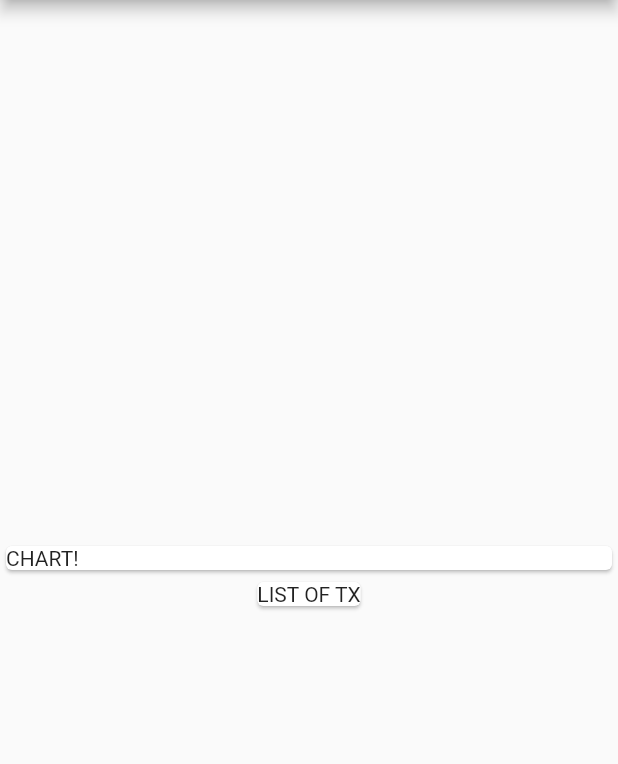
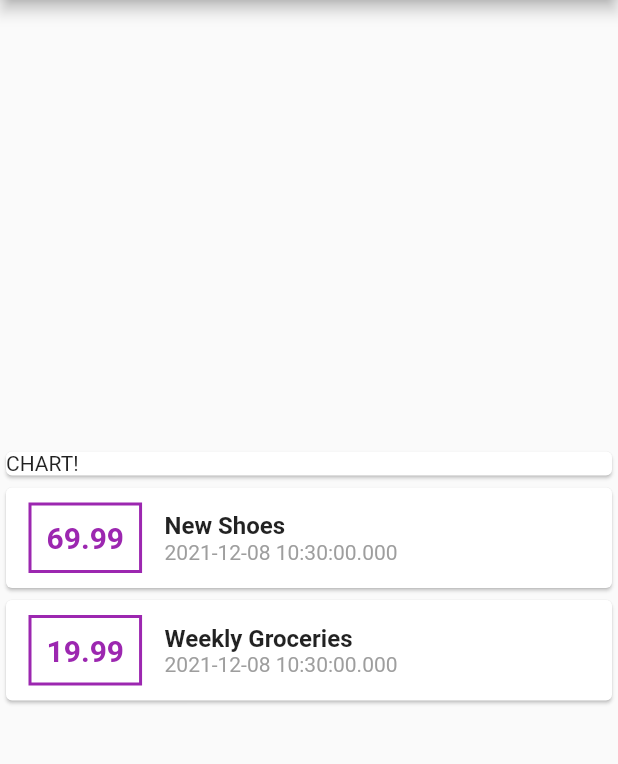
Before and after one commit to seanka/PersonalExpensesFlutterApp, a Flutter app: the screen it shows after launch, on a phone screen of 412 x 824 dp, the part 84-848 px from its top. Run offline on Flutter 3.47's test engine with Material 2 defaults, Android fonts, the phone set to English and light mode, and no system bars.

Commit message:
added styling for transaction list cards

```diff
--- a/lib/main.dart
+++ b/lib/main.dart
@@ -22,7 +22,7 @@ class MyApp extends StatelessWidget {
 class MyHomePage extends StatelessWidget {
   final List<Transactions> transactions = [
     Transactions(id: 'T1', title: 'New Shoes', amount: 69.99, date: DateTime.now(),),
-    Transactions(id: 'T2', title: 'Grocery Store', amount: 19.99, date: DateTime.now(),),
+    Transactions(id: 'T2', title: 'Weekly Groceries', amount: 19.99, date: DateTime.now(),),
   ];
 
   @override
@@ -40,8 +40,49 @@ class MyHomePage extends StatelessWidget {
               child: Text("CHART!"),
             ),
           ),
-          Card(
-            child: Text("LIST OF TX"),
+          Column(
+            children: transactions.map((tx) {
+              return Card(
+                  child: Row(
+                    children: <Widget> [
+                      Container(
+                        padding: EdgeInsets.all(10),
+                        margin: EdgeInsets.symmetric(vertical: 10, horizontal: 15),
+                        decoration: BoxDecoration(
+                          border: Border.all(color: Colors.purple, width: 2.0),
+                        ),
+                        child: Text(
+                          tx.amount.toString(),
+                          style: const TextStyle(
+                            fontWeight: FontWeight.bold,
+                            fontSize: 20,
+                            color: Colors.purple,
+                          ),
+                        ),
+                      ),
+                      Column(
+                        crossAxisAlignment: CrossAxisAlignment.start,
+                        children: <Widget> [
+                          Text(
+                            tx.title,
+                            style: const TextStyle(
+                              fontSize: 16,
+                              fontWeight: FontWeight.bold,
+                            ),
+                          ),
+                          Text(
+                            tx.date.toString(),
+                            style: const TextStyle(
+                              fontSize: 14,
+                              color: Colors.grey
+                            ),
+                          ),
+                        ],
+                      )
+                    ],
+                  )
+              );
+            }).toList(),
           )
         ],
       ),
```
